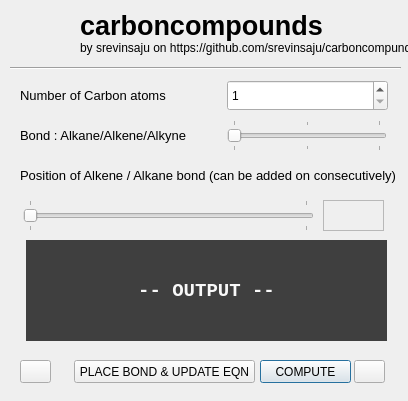
The window that ui.ui (srevinsaju/carbonic) describes before a commit, drawn with Qt 5.
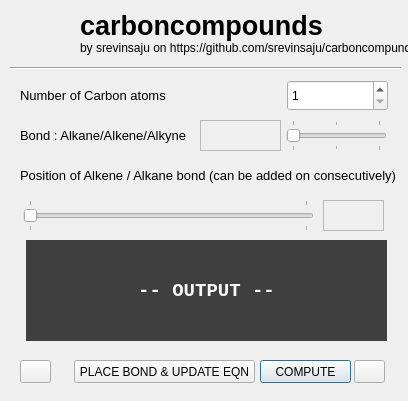
The same window after the commit. Icons and pictures are not drawn.

Diff of the .ui file:
```diff
--- a/ui.ui
+++ b/ui.ui
@@ -20,9 +20,9 @@
   <widget class="QSpinBox" name="nooc">
    <property name="geometry">
     <rect>
-     <x>227</x>
+     <x>287</x>
      <y>80</y>
-     <width>161</width>
+     <width>101</width>
      <height>31</height>
     </rect>
    </property>
@@ -36,9 +36,9 @@
   <widget class="QSlider" name="bondui">
    <property name="geometry">
     <rect>
-     <x>227</x>
+     <x>286</x>
      <y>120</y>
-     <width>160</width>
+     <width>101</width>
      <height>31</height>
     </rect>
    </property>
@@ -206,7 +206,7 @@
     <rect>
      <x>20</x>
      <y>120</y>
-     <width>201</width>
+     <width>181</width>
      <height>31</height>
     </rect>
    </property>
@@ -334,6 +334,19 @@
     <bool>true</bool>
    </property>
   </widget>
+  <widget class="QTextEdit" name="bondtxt">
+   <property name="enabled">
+    <bool>false</bool>
+   </property>
+   <property name="geometry">
+    <rect>
+     <x>200</x>
+     <y>120</y>
+     <width>81</width>
+     <height>31</height>
+    </rect>
+   </property>
+  </widget>
  </widget>
  <resources/>
  <connections/>
```
